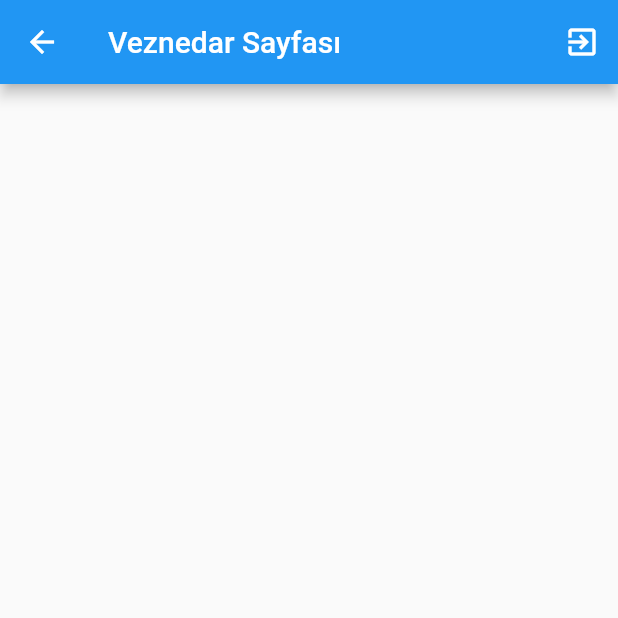
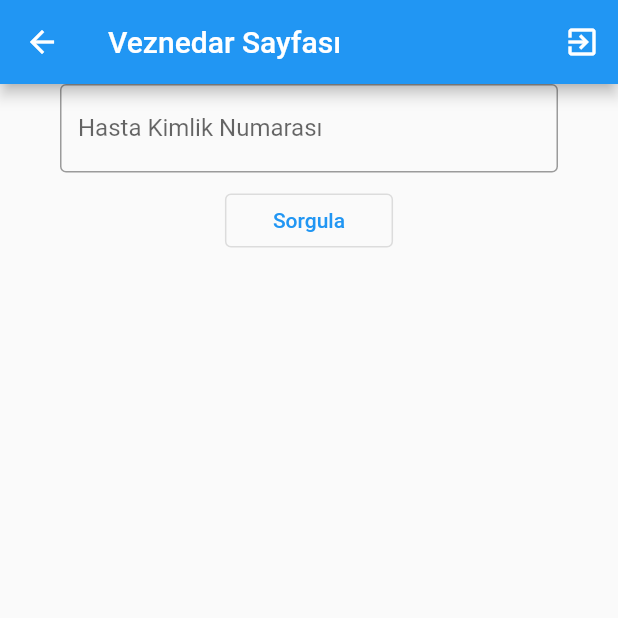
Before and after one commit to malibayram/sifa-poliklinigi, a Flutter app: the Veznedar screen opened directly, on a phone screen of 412 x 824 dp, the top half of it. Run offline on Flutter 3.47's test engine with Material 2 defaults, Android fonts, the phone set to English and light mode, and no system bars; our stand-ins replace cloud_firestore, firebase_auth, firebase_core, fluttertoast, hive, hive_flutter; accounts and stored records are empty.

Commit message:
Update veznedar.dart

```diff
--- a/poliklinik/lib/pages/veznedar.dart
+++ b/poliklinik/lib/pages/veznedar.dart
@@ -19,6 +19,29 @@ class Veznedar extends StatelessWidget {
             ),
           ],
         ),
-    );
+        body: Padding(
+            padding: const EdgeInsets.symmetric(horizontal: 40),
+            child: Column(
+              children: [
+                Center(),
+                TextField(
+                  decoration: InputDecoration(
+                    border: OutlineInputBorder(),
+                    labelText: "Hasta Kimlik Numarası",
+                  ),
+                ),
+                SizedBox(height: 8),
+                OutlinedButton(
+                  onPressed: () {},
+                  child: Padding(
+                    padding: const EdgeInsets.symmetric(
+                      vertical: 8.0,
+                      horizontal: 16.0,
+                    ),
+                    child: Text("Sorgula"),
+                  ),
+                )
+              ],
+            )));
   }
 }
```
Lines whose indentation alone changed are shown as unchanged.
